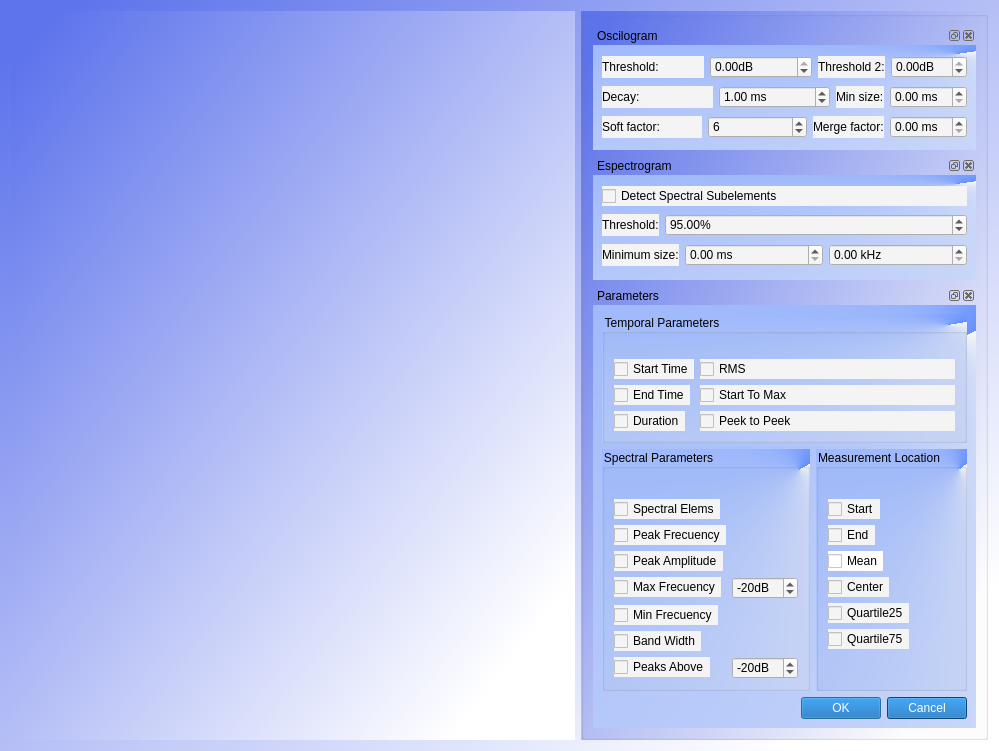
First picture: the form in Graphic_Interface/UI Files/ui_elemDetectSettings.ui, repository ECMora/SoundLab, before the edit.
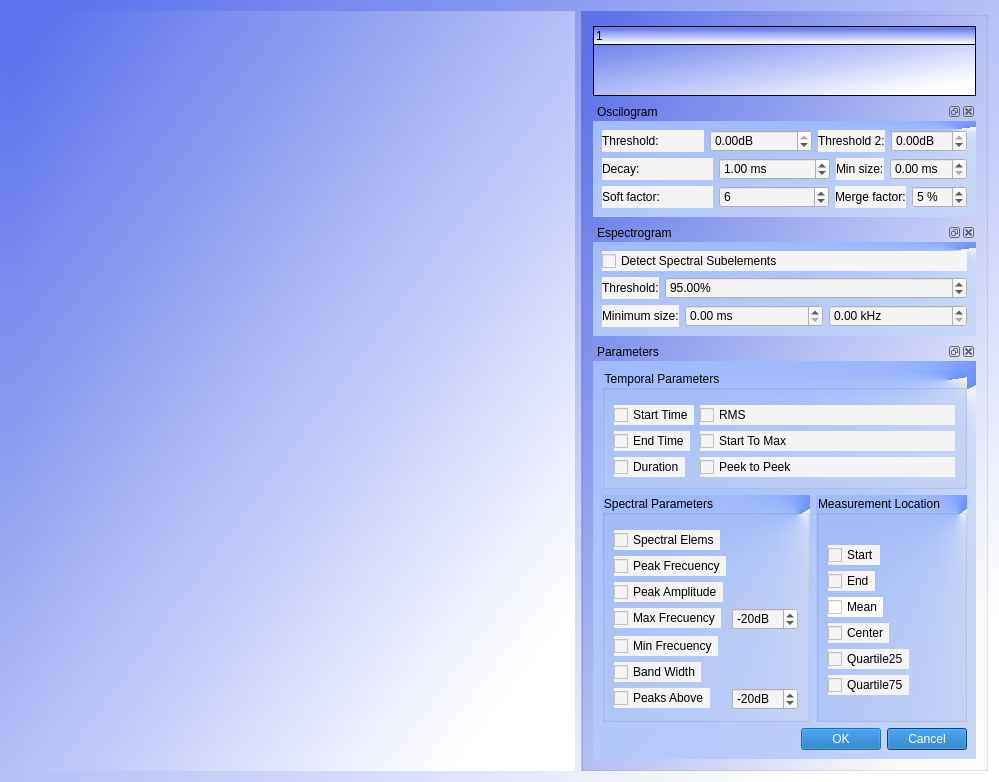
Second picture: the form after the edit. Custom widgets are drawn as their Qt base class.

Patch:
```diff
--- a/Graphic_Interface/UI Files/ui_elemDetectSettings.ui
+++ b/Graphic_Interface/UI Files/ui_elemDetectSettings.ui
@@ -49,7 +49,152 @@
       <string/>
      </property>
      <layout class="QGridLayout" name="gridLayout_2">
-      <item row="0" column="0">
+      <item row="4" column="1">
+       <widget class="QDockWidget" name="dockWidgetEspgram">
+        <property name="enabled">
+         <bool>true</bool>
+        </property>
+        <property name="sizePolicy">
+         <sizepolicy hsizetype="Expanding" vsizetype="Expanding">
+          <horstretch>0</horstretch>
+          <verstretch>0</verstretch>
+         </sizepolicy>
+        </property>
+        <property name="styleSheet">
+         <string notr="true">background-color: rgb(255, 255, 255);</string>
+        </property>
+        <property name="floating">
+         <bool>false</bool>
+        </property>
+        <property name="features">
+         <set>QDockWidget::AllDockWidgetFeatures</set>
+        </property>
+        <property name="windowTitle">
+         <string>Espectrogram</string>
+        </property>
+        <widget class="QWidget" name="dockWidgetContents_3">
+         <property name="styleSheet">
+          <string notr="true">background-color: qconicalgradient(cx:0.949, cy:0.0852273, angle:26.3, stop:0 rgba(100, 144, 255, 255), stop:0.994318 rgba(245, 245, 245, 255));</string>
+         </property>
+         <layout class="QGridLayout" name="gridLayout_3">
+          <item row="1" column="1">
+           <layout class="QHBoxLayout" name="horizontalLayout_9" stretch="0,1">
+            <item>
+             <widget class="QLabel" name="label_8">
+              <property name="toolTip">
+               <string>&lt;html&gt;&lt;head/&gt;&lt;body&gt;&lt;p&gt;The percentile threshold to detect subelements in spectrogram. Regions above this value are detected&lt;/p&gt;&lt;/body&gt;&lt;/html&gt;</string>
+              </property>
+              <property name="styleSheet">
+               <string notr="true">background-color: rgb(244, 244, 244);</string>
+              </property>
+              <property name="text">
+               <string>Threshold:</string>
+              </property>
+             </widget>
+            </item>
+            <item>
+             <widget class="QDoubleSpinBox" name="dsbxThresholdSpec">
+              <property name="enabled">
+               <bool>true</bool>
+              </property>
+              <property name="sizePolicy">
+               <sizepolicy hsizetype="Minimum" vsizetype="Fixed">
+                <horstretch>0</horstretch>
+                <verstretch>0</verstretch>
+               </sizepolicy>
+              </property>
+              <property name="styleSheet">
+               <string notr="true">background-color: rgb(244, 244, 244);</string>
+              </property>
+              <property name="wrapping">
+               <bool>false</bool>
+              </property>
+              <property name="buttonSymbols">
+               <enum>QAbstractSpinBox::UpDownArrows</enum>
+              </property>
+              <property name="suffix">
+               <string>%</string>
+              </property>
+              <property name="minimum">
+               <double>1.000000000000000</double>
+              </property>
+              <property name="singleStep">
+               <double>5.000000000000000</double>
+              </property>
+              <property name="value">
+               <double>95.000000000000000</double>
+              </property>
+             </widget>
+            </item>
+           </layout>
+          </item>
+          <item row="2" column="1">
+           <layout class="QHBoxLayout" name="horizontalLayout_8" stretch="0,1,1">
+            <item>
+             <widget class="QLabel" name="label_7">
+              <property name="enabled">
+               <bool>true</bool>
+              </property>
+              <property name="toolTip">
+               <string>&lt;html&gt;&lt;head/&gt;&lt;body&gt;&lt;p&gt;Minimum size of spectral subelements in ms and Khz&lt;/p&gt;&lt;/body&gt;&lt;/html&gt;</string>
+              </property>
+              <property name="styleSheet">
+               <string notr="true">background-color: rgb(244, 244, 244);</string>
+              </property>
+              <property name="text">
+               <string>Minimum size:</string>
+              </property>
+             </widget>
+            </item>
+            <item>
+             <widget class="QDoubleSpinBox" name="dsbxminSizeTime">
+              <property name="enabled">
+               <bool>true</bool>
+              </property>
+              <property name="styleSheet">
+               <string notr="true">background-color: rgb(244, 244, 244);</string>
+              </property>
+              <property name="suffix">
+               <string> ms</string>
+              </property>
+             </widget>
+            </item>
+            <item>
+             <widget class="QDoubleSpinBox" name="dsbxMinSizeFreq">
+              <property name="enabled">
+               <bool>true</bool>
+              </property>
+              <property name="styleSheet">
+               <string notr="true">background-color: rgb(244, 244, 244);</string>
+              </property>
+              <property name="suffix">
+               <string> kHz</string>
+              </property>
+             </widget>
+            </item>
+           </layout>
+          </item>
+          <item row="0" column="1">
+           <widget class="QCheckBox" name="cbxSpectralSubelements">
+            <property name="enabled">
+             <bool>true</bool>
+            </property>
+            <property name="styleSheet">
+             <string notr="true">background-color: rgb(244, 244, 244);</string>
+            </property>
+            <property name="text">
+             <string>Detect Spectral Subelements</string>
+            </property>
+            <property name="checked">
+             <bool>false</bool>
+            </property>
+           </widget>
+          </item>
+         </layout>
+        </widget>
+       </widget>
+      </item>
+      <item row="1" column="1">
        <widget class="QDockWidget" name="dockWidgetOscilogram">
         <property name="sizePolicy">
          <sizepolicy hsizetype="Expanding" vsizetype="Expanding">
@@ -267,7 +412,19 @@
                  <string notr="true">background-color: rgb(244, 244, 244);</string>
                 </property>
                 <property name="suffix">
-                 <string> ms</string>
+                 <string> %</string>
+                </property>
+                <property name="decimals">
+                 <number>0</number>
+                </property>
+                <property name="maximum">
+                 <double>49.000000000000000</double>
+                </property>
+                <property name="singleStep">
+                 <double>1.000000000000000</double>
+                </property>
+                <property name="value">
+                 <double>5.000000000000000</double>
                 </property>
                </widget>
               </item>
@@ -279,152 +436,7 @@
         </widget>
        </widget>
       </item>
-      <item row="1" column="0">
-       <widget class="QDockWidget" name="dockWidgetEspgram">
-        <property name="enabled">
-         <bool>true</bool>
-        </property>
-        <property name="sizePolicy">
-         <sizepolicy hsizetype="Expanding" vsizetype="Expanding">
-          <horstretch>0</horstretch>
-          <verstretch>0</verstretch>
-         </sizepolicy>
-        </property>
-        <property name="styleSheet">
-         <string notr="true">background-color: rgb(255, 255, 255);</string>
-        </property>
-        <property name="floating">
-         <bool>false</bool>
-        </property>
-        <property name="features">
-         <set>QDockWidget::AllDockWidgetFeatures</set>
-        </property>
-        <property name="windowTitle">
-         <string>Espectrogram</string>
-        </property>
-        <widget class="QWidget" name="dockWidgetContents_3">
-         <property name="styleSheet">
-          <string notr="true">background-color: qconicalgradient(cx:0.949, cy:0.0852273, angle:26.3, stop:0 rgba(100, 144, 255, 255), stop:0.994318 rgba(245, 245, 245, 255));</string>
-         </property>
-         <layout class="QGridLayout" name="gridLayout_3">
-          <item row="1" column="1">
-           <layout class="QHBoxLayout" name="horizontalLayout_9" stretch="0,1">
-            <item>
-             <widget class="QLabel" name="label_8">
-              <property name="toolTip">
-               <string>&lt;html&gt;&lt;head/&gt;&lt;body&gt;&lt;p&gt;The percentile threshold to detect subelements in spectrogram. Regions above this value are detected&lt;/p&gt;&lt;/body&gt;&lt;/html&gt;</string>
-              </property>
-              <property name="styleSheet">
-               <string notr="true">background-color: rgb(244, 244, 244);</string>
-              </property>
-              <property name="text">
-               <string>Threshold:</string>
-              </property>
-             </widget>
-            </item>
-            <item>
-             <widget class="QDoubleSpinBox" name="dsbxThresholdSpec">
-              <property name="enabled">
-               <bool>true</bool>
-              </property>
-              <property name="sizePolicy">
-               <sizepolicy hsizetype="Minimum" vsizetype="Fixed">
-                <horstretch>0</horstretch>
-                <verstretch>0</verstretch>
-               </sizepolicy>
-              </property>
-              <property name="styleSheet">
-               <string notr="true">background-color: rgb(244, 244, 244);</string>
-              </property>
-              <property name="wrapping">
-               <bool>false</bool>
-              </property>
-              <property name="buttonSymbols">
-               <enum>QAbstractSpinBox::UpDownArrows</enum>
-              </property>
-              <property name="suffix">
-               <string>%</string>
-              </property>
-              <property name="minimum">
-               <double>1.000000000000000</double>
-              </property>
-              <property name="singleStep">
-               <double>5.000000000000000</double>
-              </property>
-              <property name="value">
-               <double>95.000000000000000</double>
-              </property>
-             </widget>
-            </item>
-           </layout>
-          </item>
-          <item row="2" column="1">
-           <layout class="QHBoxLayout" name="horizontalLayout_8" stretch="0,1,1">
-            <item>
-             <widget class="QLabel" name="label_7">
-              <property name="enabled">
-               <bool>true</bool>
-              </property>
-              <property name="toolTip">
-               <string>&lt;html&gt;&lt;head/&gt;&lt;body&gt;&lt;p&gt;Minimum size of spectral subelements in ms and Khz&lt;/p&gt;&lt;/body&gt;&lt;/html&gt;</string>
-              </property>
-              <property name="styleSheet">
-               <string notr="true">background-color: rgb(244, 244, 244);</string>
-              </property>
-              <property name="text">
-               <string>Minimum size:</string>
-              </property>
-             </widget>
-            </item>
-            <item>
-             <widget class="QDoubleSpinBox" name="dsbxminSizeTime">
-              <property name="enabled">
-               <bool>true</bool>
-              </property>
-              <property name="styleSheet">
-               <string notr="true">background-color: rgb(244, 244, 244);</string>
-              </property>
-              <property name="suffix">
-               <string> ms</string>
-              </property>
-             </widget>
-            </item>
-            <item>
-             <widget class="QDoubleSpinBox" name="dsbxMinSizeFreq">
-              <property name="enabled">
-               <bool>true</bool>
-              </property>
-              <property name="styleSheet">
-               <string notr="true">background-color: rgb(244, 244, 244);</string>
-              </property>
-              <property name="suffix">
-               <string> kHz</string>
-              </property>
-             </widget>
-            </item>
-           </layout>
-          </item>
-          <item row="0" column="1">
-           <widget class="QCheckBox" name="cbxSpectralSubelements">
-            <property name="enabled">
-             <bool>true</bool>
-            </property>
-            <property name="styleSheet">
-             <string notr="true">background-color: rgb(244, 244, 244);</string>
-            </property>
-            <property name="text">
-             <string>Detect Spectral Subelements</string>
-            </property>
-            <property name="checked">
-             <bool>false</bool>
-            </property>
-           </widget>
-          </item>
-         </layout>
-        </widget>
-       </widget>
-      </item>
-      <item row="3" column="0">
+      <item row="6" column="1">
        <widget class="QDockWidget" name="dockWidgetParametrers">
         <property name="sizePolicy">
          <sizepolicy hsizetype="Expanding" vsizetype="Expanding">
@@ -885,6 +897,15 @@
         </widget>
        </widget>
       </item>
+      <item row="0" column="1">
+       <widget class="QTreeWidget" name="treeWidgetDetectionItems">
+        <column>
+         <property name="text">
+          <string notr="true">1</string>
+         </property>
+        </column>
+       </widget>
+      </item>
      </layout>
     </widget>
    </item>
```
